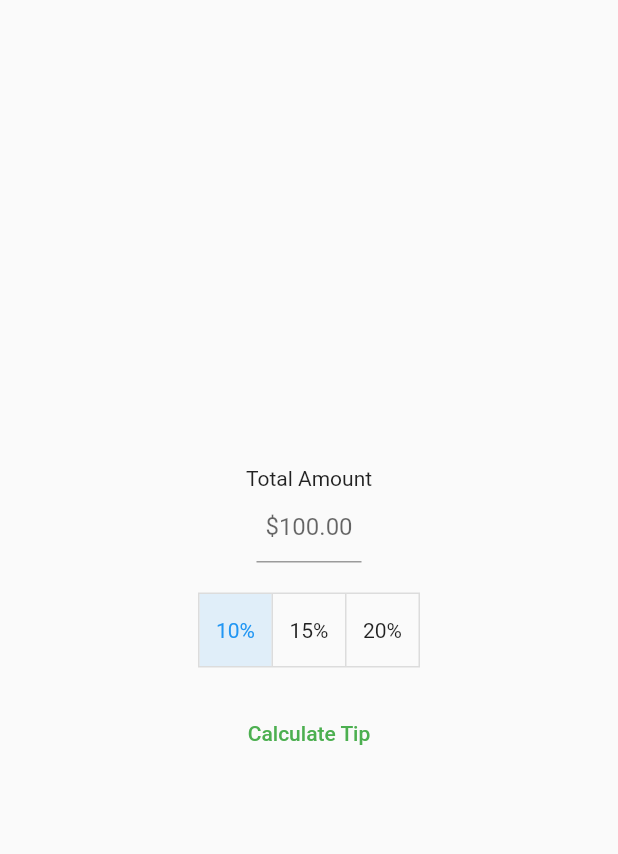
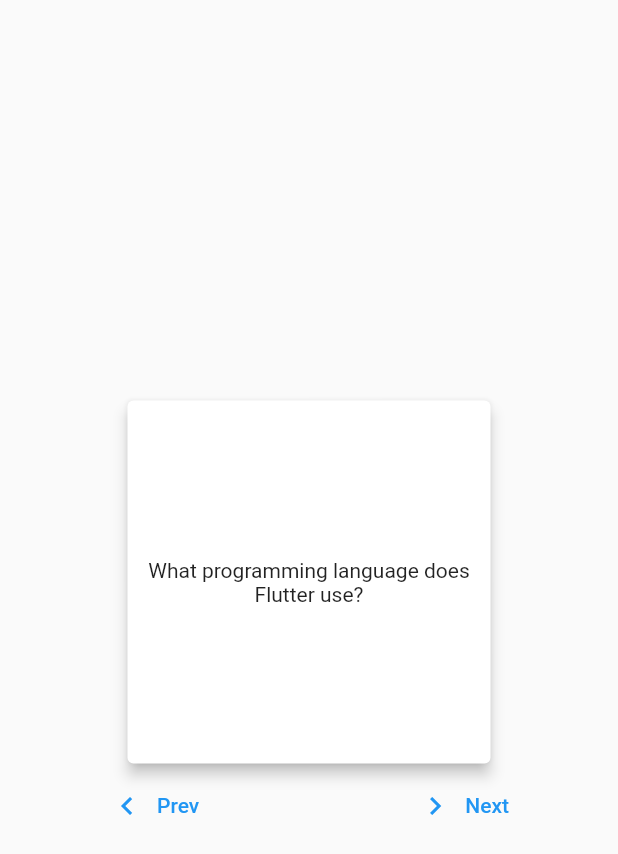
Before and after one commit to vaibhavaiscoder/block_library, a Flutter app: the screen it shows after launch, on a phone screen of 412 x 824 dp. Shown: the top 854 px of the screen. Run offline on Flutter 3.47's test engine with Material 2 defaults, Android fonts, the phone set to English and light mode, and no system bars; drawn by our look-alikes of flip_card.

Commit message:
flash cards for question answering

```diff
--- /dev/null
+++ b/lib/flash_card.dart
@@ -0,0 +1,6 @@
+class Flashcard {
+  final String question;
+  final String answer;
+
+  Flashcard({required this.question, required this.answer});
+}
--- /dev/null
+++ b/lib/flash_card_view.dart
@@ -0,0 +1,20 @@
+import 'package:flutter/material.dart';
+
+class FlashcardView extends StatelessWidget {
+  final String text;
+
+  FlashcardView({Key? key, required this.text}) : super(key: key);
+
+  @override
+  Widget build(BuildContext context) {
+    return Card(
+      elevation: 4,
+      child: Center(
+        child: Text(
+          text,
+          textAlign: TextAlign.center,
+        ),
+      ),
+    );
+  }
+}
--- a/lib/main.dart
+++ b/lib/main.dart
@@ -1,4 +1,7 @@
+import 'package:flip_card/flip_card.dart';
 import 'package:flutter/material.dart';
+import 'package:flutter_application_1/flash_card.dart';
+import 'package:flutter_application_1/flash_card_view.dart';
 
 void main() {
   runApp(const MyApp());
@@ -12,11 +15,15 @@ class MyApp extends StatefulWidget {
 }
 
 class _MyAppState extends State<MyApp> {
-  final controller = TextEditingController();
+  final List<Flashcard> _flashcards = [
+    Flashcard(
+        question: "What programming language does Flutter use?",
+        answer: "Dart"),
+    Flashcard(question: "Who you gonna call?", answer: "Ghostbusters!"),
+    Flashcard(question: "Who are you?", answer: "chutya!")
+  ];
 
-  final List<bool> _selection = [true, false, false];
-
-  String? tip;
+  int _currentIndex = 0;
 
   @override
   Widget build(BuildContext context) {
@@ -26,62 +33,49 @@ class _MyAppState extends State<MyApp> {
           child: Column(
             mainAxisAlignment: MainAxisAlignment.center,
             children: [
-            if (tip != null)
-              Padding(
-                padding: const EdgeInsets.all(20),
-                child: Text(
-                  tip.toString(),
-                  style: const TextStyle(fontSize: 30),
+              SizedBox(
+                  width: 250,
+                  height: 250,
+                  child: FlipCard(
+                      front: FlashcardView(
+                        text: _flashcards[_currentIndex].question,
                       ),
+                      back: FlashcardView(
+                        text: _flashcards[_currentIndex].answer,
+                      ))),
+              Row(
+                mainAxisAlignment: MainAxisAlignment.spaceAround,
+                children: [
+                  TextButton.icon(
+                    onPressed: showPreviousCard,
+                    icon: const Icon(Icons.chevron_left),
+                    label: const Text('Prev'),
                   ),
-            const Text('Total Amount'),
-            SizedBox(
-              width: 70,
-              child: TextField(
-                controller: controller,
-                textAlign: TextAlign.center,
-                decoration: const InputDecoration(hintText: '\$100.00'),
-                keyboardType: const TextInputType.numberWithOptions(decimal: true),
-              ),
-            ),
-            Padding(
-              padding: const EdgeInsets.all(20),
-              child: ToggleButtons(
-                  isSelected: _selection,
-                  onPressed: updateSelection,
-                  children: const [Text('10%'), Text('15%'), Text('20%')]),
-            ),
-            TextButton(
-              onPressed: calculateTip,
-              child: const Text(
-                'Calculate Tip',
-                style:
-                    TextStyle(color: Colors.green), // Set the text color here
-              ),
+                  TextButton.icon(
+                    onPressed: showNextCard,
+                    icon: const Icon(Icons.chevron_right),
+                    label: const Text('Next'),
+                  )
+                ],
               )
             ],
           ),
         ),
-    ));
+      ),
+    );
   }
 
-  void updateSelection(int selectedIndex) {
+  void showNextCard() {
     setState(() {
-      for (int i = 0; i < _selection.length; i++) {
-        _selection[i] = selectedIndex == i;
-      }
+      _currentIndex =
+          (_currentIndex + 1 < _flashcards.length) ? _currentIndex + 1 : 0;
     });
   }
 
-  void calculateTip() {
-    final totalAmount = double.parse(controller.text);
-    final selectedIndex = _selection.indexWhere((element) => element);
-    final tipPercentage = [0.1, 0.15, 0.2][selectedIndex];
-
-    final tipTotal = (totalAmount * tipPercentage).toStringAsFixed(2);
-
+  void showPreviousCard() {
     setState(() {
-      tip = '\$$tipTotal';
+      _currentIndex =
+          (_currentIndex - 1 >= 0) ? _currentIndex - 1 : _flashcards.length - 1;
     });
   }
 }
--- a/pubspec.yaml
+++ b/pubspec.yaml
@@ -35,6 +35,7 @@ dependencies:
   # The following adds the Cupertino Icons font to your application.
   # Use with the CupertinoIcons class for iOS style icons.
   cupertino_icons: ^1.0.2
+  flip_card: ^0.7.0
 
 dev_dependencies:
   flutter_test:
```
Also changed, not shown: pubspec.lock. Lines whose indentation alone changed are shown as unchanged.
